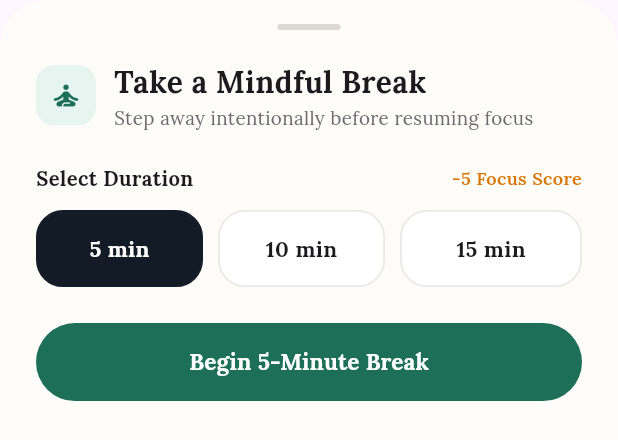
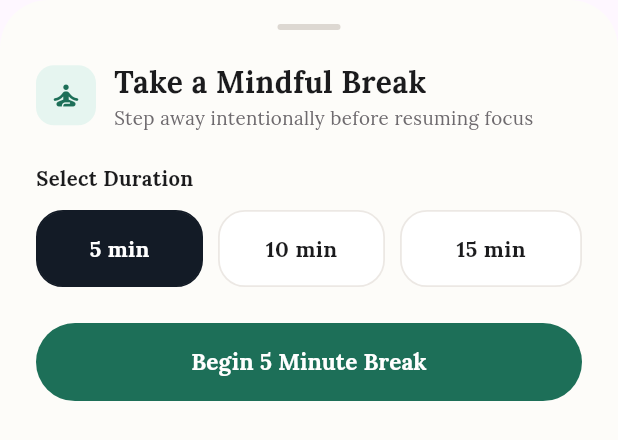
Before and after one commit to iftekar2/oruv, a Flutter app: the MindfulBreakSheet widget shown alone on an empty page, opened directly with empty values, on a phone screen of 412 x 824 dp. Shown: the top 440 px of the screen. Run offline on Flutter 3.47's test engine with Material 3 defaults, Android fonts, the phone set to English and light mode, and no system bars; our stand-ins replace app_links, flutter_dotenv, flutter_svg, google_fonts, google_sign_in, shared_preferences and 2 more; accounts and stored records are empty.

Commit message:
Removing points from Take mindful break

```diff
--- a/lib/components/home/mindful_break_sheet.dart
+++ b/lib/components/home/mindful_break_sheet.dart
@@ -4,10 +4,7 @@ import 'package:google_fonts/google_fonts.dart';
 class MindfulBreakSheet extends StatefulWidget {
   final ValueChanged<int> onStartBreakMinutes;
 
-  const MindfulBreakSheet({
-    super.key,
-    required this.onStartBreakMinutes,
-  });
+  const MindfulBreakSheet({super.key, required this.onStartBreakMinutes});
 
   @override
   State<MindfulBreakSheet> createState() => _MindfulBreakSheetState();
@@ -87,9 +84,6 @@ class _MindfulBreakSheetState extends State<MindfulBreakSheet> {
               ],
             ),
             const SizedBox(height: 22),
-            Row(
-              mainAxisAlignment: MainAxisAlignment.spaceBetween,
-              children: [
             Text(
               'Select Duration',
               style: GoogleFonts.lora(
@@ -97,16 +91,6 @@ class _MindfulBreakSheetState extends State<MindfulBreakSheet> {
                 fontWeight: FontWeight.w700,
                 color: _primaryText,
               ),
-                ),
-                Text(
-                  '-$_selectedMinutes Focus Score',
-                  style: GoogleFonts.lora(
-                    fontSize: 12,
-                    fontWeight: FontWeight.w600,
-                    color: const Color(0xFFD97706),
-                  ),
-                ),
-              ],
             ),
             const SizedBox(height: 12),
             Row(
@@ -167,7 +151,7 @@ class _MindfulBreakSheetState extends State<MindfulBreakSheet> {
                   ),
                 ),
                 child: Text(
-                  'Begin $_selectedMinutes-Minute Break',
+                  'Begin $_selectedMinutes Minute Break',
                   style: GoogleFonts.lora(
                     fontSize: 15,
                     fontWeight: FontWeight.w700,
```
Lines whose indentation alone changed are shown as unchanged.
